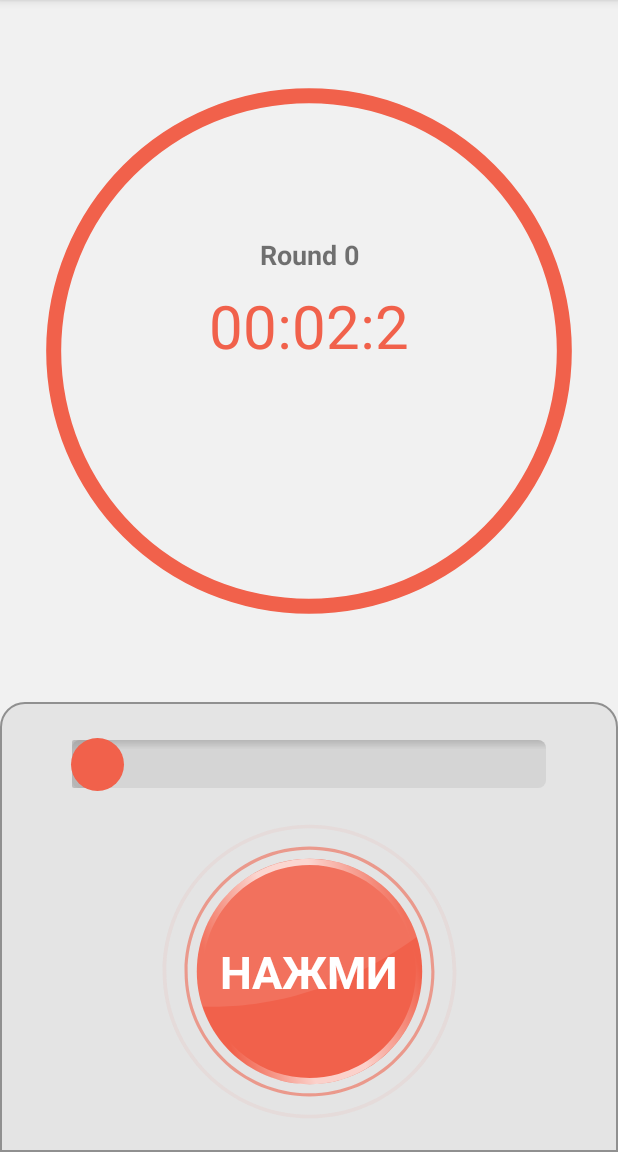
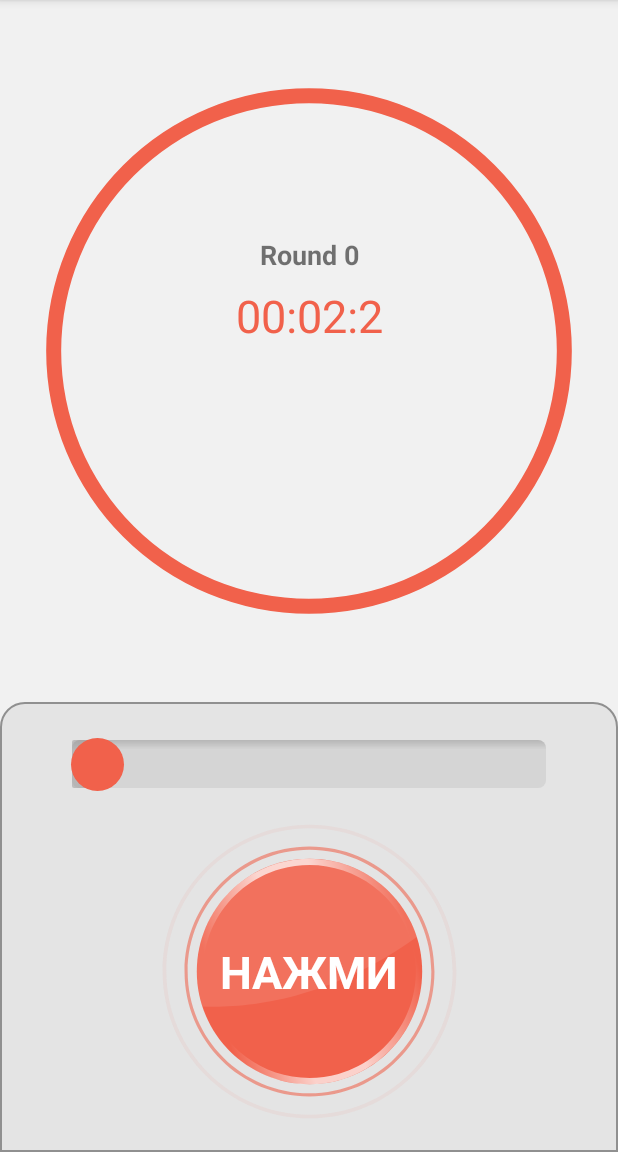
Before and after one commit to mvd-developer/rolling-app, an Android app: the MainActivity screen opened directly, with no data from a screen before it, after a tap on an icon or button, on a phone screen of 412 x 824 dp, the part 84-1236 px from its top. Run offline under Robolectric (Android 15) with nearby library versions, the light colour scheme and no system bars; our stand-ins replace Firebase (no records; nobody signed in at launch, a user with empty details on screens opened directly); 4 statements that could not run were skipped.

Commit message:
- bug fixes;

```diff
--- a/app/src/main/java/com/mvd/drunkgames/MainActivityViewModel.kt
+++ b/app/src/main/java/com/mvd/drunkgames/MainActivityViewModel.kt
@@ -43,9 +43,6 @@ class MainActivityViewModel(application: Application) : AndroidViewModel(applica
         private set
 
     private var numberOfRounds = 0
-        private set(value) {
-            numberOfRoundsLiveData.postValue(value)
-        }
     val numberOfRoundsLiveData = MutableLiveData<Int>()
 
     var isAvailableForNewGame = AtomicBoolean(true)
@@ -104,6 +101,7 @@ class MainActivityViewModel(application: Application) : AndroidViewModel(applica
         userActionEventLiveData.observeForever(currentEventObserver)
 
         numberOfRounds = 0
+        numberOfRoundsLiveData.postValue(numberOfRounds)
     }
 
     private fun postDelayed(delayMillis: Long, callback: () -> Unit) {
@@ -158,6 +156,7 @@ class MainActivityViewModel(application: Application) : AndroidViewModel(applica
 
         } else {
             numberOfRounds += 1
+            numberOfRoundsLiveData.postValue(numberOfRounds)
         }
     }
 
--- a/app/src/main/res/layout/activity_main.xml
+++ b/app/src/main/res/layout/activity_main.xml
@@ -42,13 +42,12 @@
         android:layout_marginBottom="8dp"
         android:textAlignment="center"
         android:textColor="@color/colorAccent"
-        android:textSize="40sp"
+        android:textSize="30sp"
         app:layout_constraintBottom_toBottomOf="@+id/time_controller"
         app:layout_constraintEnd_toEndOf="@+id/time_controller"
         app:layout_constraintStart_toStartOf="@+id/time_controller"
         app:layout_constraintTop_toBottomOf="@+id/tv_current_round"
-        app:layout_constraintVertical_bias="0.0"
-        />
+        app:layout_constraintVertical_bias="0.0" />
 
 
 
```
